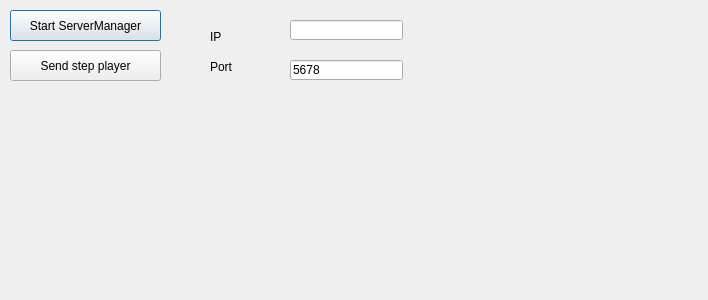
Before: the Qt Designer form GClient/galconclient.ui in TeamFirst/Galcon, drawn with Qt 5.
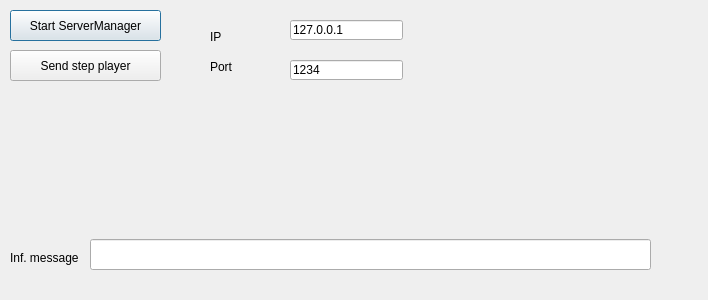
After: the same form once the commit is applied.

Commit message: fiz send message to server

```diff
--- a/GClient/galconclient.ui
+++ b/GClient/galconclient.ui
@@ -48,6 +48,9 @@
      <height>20</height>
     </rect>
    </property>
+   <property name="text">
+    <string>127.0.0.1</string>
+   </property>
   </widget>
   <widget class="QLineEdit" name="lineEditPort">
    <property name="geometry">
@@ -59,7 +62,7 @@
     </rect>
    </property>
    <property name="text">
-    <string>5678</string>
+    <string>1234</string>
    </property>
   </widget>
   <widget class="QLabel" name="label">
@@ -88,6 +91,29 @@
     <string>Port</string>
    </property>
   </widget>
+  <widget class="QLabel" name="label_3">
+   <property name="geometry">
+    <rect>
+     <x>10</x>
+     <y>250</y>
+     <width>91</width>
+     <height>16</height>
+    </rect>
+   </property>
+   <property name="text">
+    <string>Inf. message</string>
+   </property>
+  </widget>
+  <widget class="QLineEdit" name="lEInfMes">
+   <property name="geometry">
+    <rect>
+     <x>90</x>
+     <y>239</y>
+     <width>561</width>
+     <height>31</height>
+    </rect>
+   </property>
+  </widget>
  </widget>
  <layoutdefault spacing="6" margin="11"/>
  <resources/>
```
The commit also changes 6 other files.
